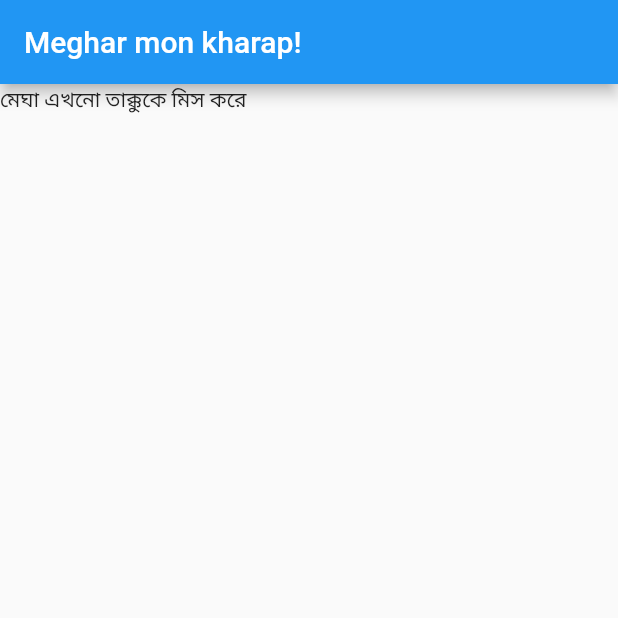
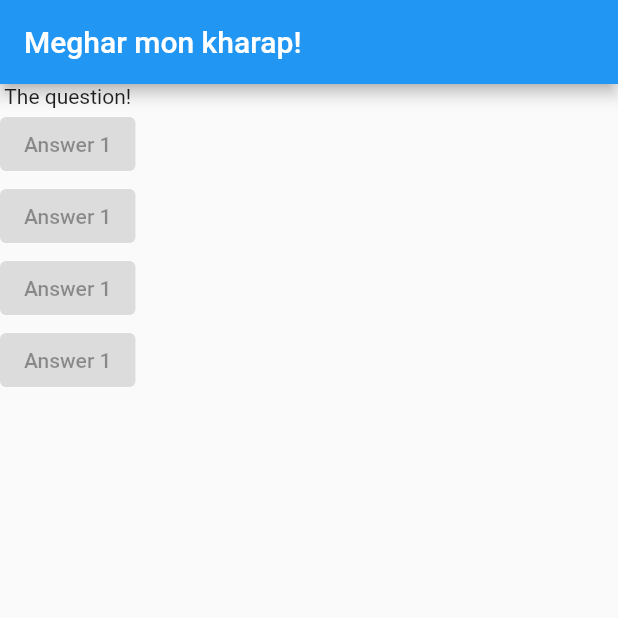
Before and after one commit to alex-pythonista/Flutter-Hello-World-App, a Flutter app: the screen it shows after launch, on a phone screen of 412 x 824 dp, the top half of it. Run offline on Flutter 3.47's test engine with Material 2 defaults, Android fonts, the phone set to English and light mode, and no system bars.

Commit message:
quiz app init

```diff
--- a/lib/main.dart
+++ b/lib/main.dart
@@ -8,12 +8,36 @@ void main() => runApp(HelloApp());
 
 class HelloApp extends StatelessWidget {
   Widget build(BuildContext context) {
+    var questions = [
+      "What is your favorite color?",
+      "What is your favorite sports?",
+    ];
     return MaterialApp(
       home: Scaffold(
         appBar: AppBar(
           title: Text("Meghar mon kharap!"),
         ),
-        body: Text("মেঘা এখনো তাক্কুকে মিস করে"),
+        body: Column(
+          children: [
+            Text("The question!"),
+            ElevatedButton(
+              onPressed: null,
+              child: Text("Answer 1"),
+            ),
+            ElevatedButton(
+              onPressed: null,
+              child: Text("Answer 1"),
+            ),
+            ElevatedButton(
+              onPressed: null,
+              child: Text("Answer 1"),
+            ),
+            ElevatedButton(
+              onPressed: null,
+              child: Text("Answer 1"),
+            ),
+          ],
+        ),
       ),
     );
   }
```
